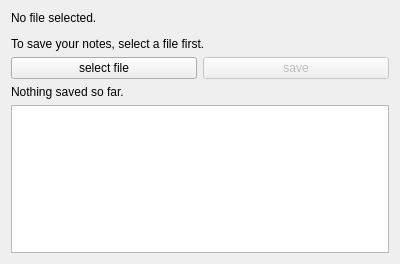
Above: scratchpadwindow.ui from bchjoerni/mlab before the change. Below: the same form after it.
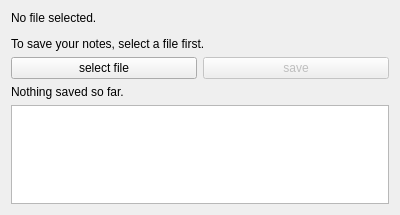
That is the form after the change.

The edit to the form file:
```diff
--- a/scratchpadwindow.ui
+++ b/scratchpadwindow.ui
@@ -7,7 +7,7 @@
     <x>0</x>
     <y>0</y>
     <width>400</width>
-    <height>264</height>
+    <height>215</height>
    </rect>
   </property>
   <property name="windowTitle">
```
